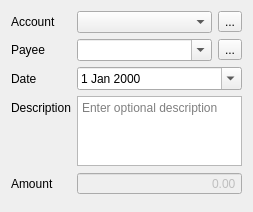
JakubFranek/Kapytal, file src/views/ui_files/dialogs/refund_transaction_dialog.ui: the form before one commit.
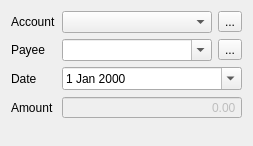
The form after the commit.

Commit message: Implement Description completion into all dialogs

What changed in the file:
```diff
--- a/src/views/ui_files/dialogs/refund_transaction_dialog.ui
+++ b/src/views/ui_files/dialogs/refund_transaction_dialog.ui
@@ -10,7 +10,7 @@
     <x>0</x>
     <y>0</y>
     <width>253</width>
-    <height>212</height>
+    <height>146</height>
    </rect>
   </property>
   <property name="sizePolicy">
@@ -111,78 +111,13 @@
       </widget>
      </item>
      <item row="3" column="0">
-      <layout class="QVBoxLayout" name="descriptionLabelVerticalLayout">
-       <item>
-        <spacer name="descriptionLabelTopVerticalSpacer">
-         <property name="orientation">
-          <enum>Qt::Vertical</enum>
-         </property>
-         <property name="sizeType">
-          <enum>QSizePolicy::Fixed</enum>
-         </property>
-         <property name="sizeHint" stdset="0">
-          <size>
-           <width>20</width>
-           <height>5</height>
-          </size>
-         </property>
-        </spacer>
-       </item>
-       <item>
-        <widget class="QLabel" name="descriptionLabel">
-         <property name="text">
-          <string>Description</string>
-         </property>
-        </widget>
-       </item>
-       <item>
-        <spacer name="descriptionLabelBottomVerticalSpacer">
-         <property name="orientation">
-          <enum>Qt::Vertical</enum>
-         </property>
-         <property name="sizeType">
-          <enum>QSizePolicy::MinimumExpanding</enum>
-         </property>
-         <property name="sizeHint" stdset="0">
-          <size>
-           <width>20</width>
-           <height>25</height>
-          </size>
-         </property>
-        </spacer>
-       </item>
-      </layout>
-     </item>
-     <item row="3" column="1">
-      <widget class="QPlainTextEdit" name="descriptionPlainTextEdit">
-       <property name="sizePolicy">
-        <sizepolicy hsizetype="Expanding" vsizetype="Preferred">
-         <horstretch>0</horstretch>
-         <verstretch>0</verstretch>
-        </sizepolicy>
-       </property>
-       <property name="minimumSize">
-        <size>
-         <width>0</width>
-         <height>30</height>
-        </size>
-       </property>
-       <property name="tabChangesFocus">
-        <bool>true</bool>
-       </property>
-       <property name="placeholderText">
-        <string>Enter optional description</string>
-       </property>
-      </widget>
-     </item>
-     <item row="4" column="0">
       <widget class="QLabel" name="amountLabel">
        <property name="text">
         <string>Amount</string>
        </property>
       </widget>
      </item>
-     <item row="4" column="1">
+     <item row="3" column="1">
       <widget class="QDoubleSpinBox" name="amountDoubleSpinBox">
        <property name="enabled">
         <bool>false</bool>
```
Left out of the diff: 1 changed line with no effect on the pictures. The commit also changes 16 other files.
